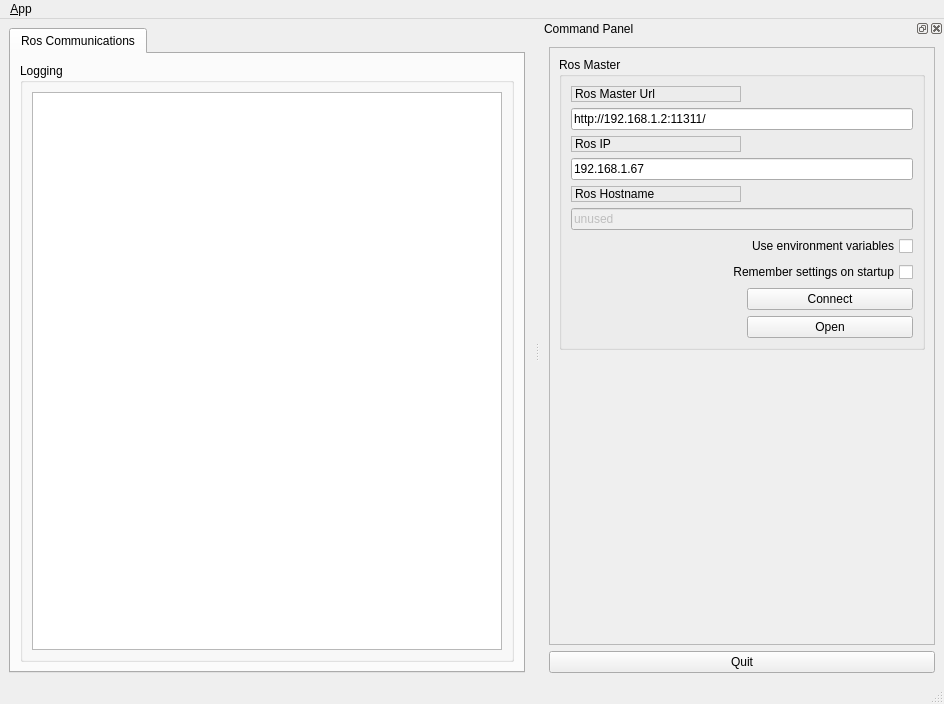
The window that rviz_demo/ui/main_window.ui (geometryl/qt_ros_rviz) describes before a commit, drawn with Qt 5.
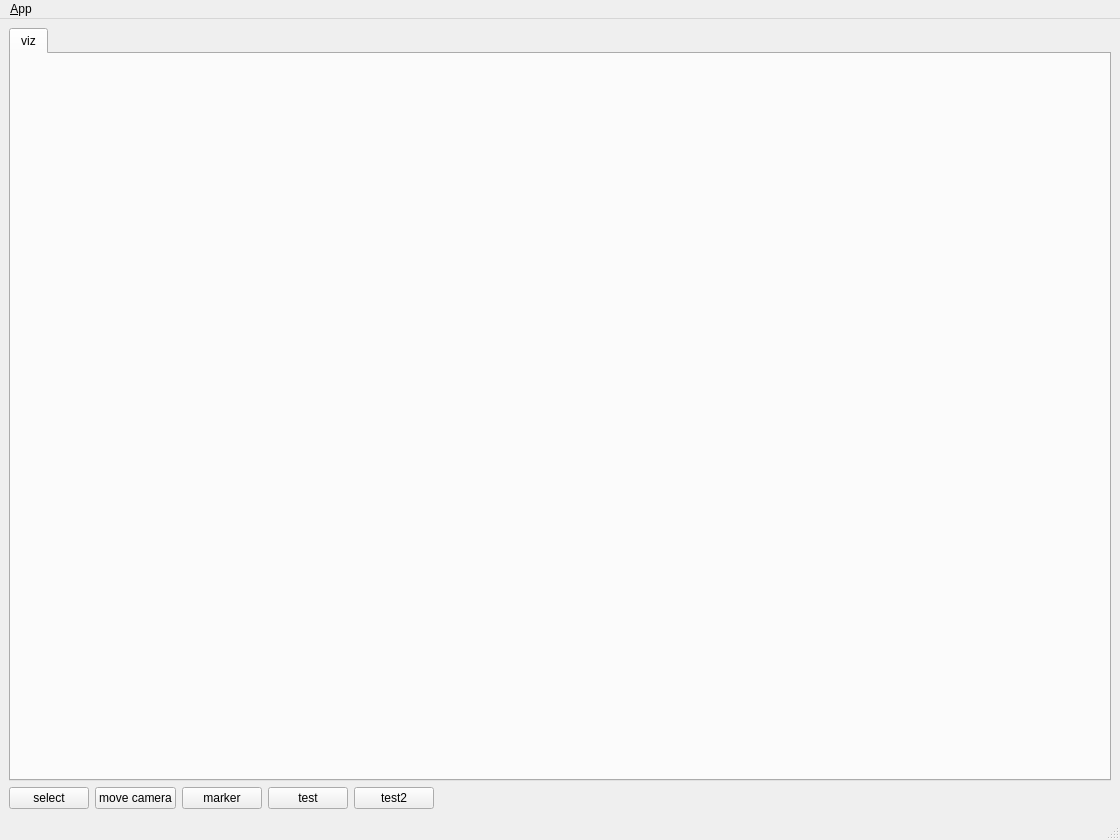
The same window after the commit. Icons and pictures are not drawn.

Patch:
```diff
--- a/rviz_demo/ui/main_window.ui
+++ b/rviz_demo/ui/main_window.ui
@@ -6,8 +6,8 @@
    <rect>
     <x>0</x>
     <y>0</y>
-    <width>944</width>
-    <height>704</height>
+    <width>1120</width>
+    <height>840</height>
    </rect>
   </property>
   <property name="windowTitle">
@@ -21,9 +21,9 @@
    <locale language="English" country="Australia"/>
   </property>
   <widget class="QWidget" name="centralwidget">
-   <layout class="QHBoxLayout">
-    <item>
-     <widget class="QTabWidget" name="tab_manager">
+   <layout class="QGridLayout" name="gridLayout">
+    <item row="0" column="0">
+     <widget class="QTabWidget" name="tab">
       <property name="minimumSize">
        <size>
         <width>100</width>
@@ -38,31 +38,89 @@
       </property>
       <widget class="QWidget" name="tab_status">
        <attribute name="title">
-        <string>Ros Communications</string>
+        <string>viz</string>
        </attribute>
-       <layout class="QVBoxLayout" name="verticalLayout_2">
-        <item>
-         <widget class="QGroupBox" name="groupBox_12">
-          <property name="sizePolicy">
-           <sizepolicy hsizetype="MinimumExpanding" vsizetype="Preferred">
-            <horstretch>0</horstretch>
-            <verstretch>0</verstretch>
-           </sizepolicy>
-          </property>
-          <property name="title">
-           <string>Logging</string>
-          </property>
-          <layout class="QGridLayout" name="gridLayout_3">
-           <item row="0" column="0">
-            <widget class="QListView" name="view_logging"/>
-           </item>
-          </layout>
-         </widget>
+       <layout class="QGridLayout" name="gridLayout_2">
+        <item row="0" column="0">
+         <layout class="QVBoxLayout" name="viz_layout"/>
         </item>
        </layout>
       </widget>
      </widget>
     </item>
+    <item row="1" column="0">
+     <layout class="QHBoxLayout" name="horizontalLayout">
+      <item>
+       <widget class="QPushButton" name="btn_select">
+        <property name="enabled">
+         <bool>true</bool>
+        </property>
+        <property name="sizePolicy">
+         <sizepolicy hsizetype="Minimum" vsizetype="Fixed">
+          <horstretch>0</horstretch>
+          <verstretch>0</verstretch>
+         </sizepolicy>
+        </property>
+        <property name="toolTip">
+         <string>Set the target to the current joint trajectory state.</string>
+        </property>
+        <property name="statusTip">
+         <string>Clear all waypoints and set the target to the current joint trajectory state.</string>
+        </property>
+        <property name="text">
+         <string>select</string>
+        </property>
+       </widget>
+      </item>
+      <item>
+       <widget class="QPushButton" name="btn_movecamera">
+        <property name="text">
+         <string>move camera</string>
+        </property>
+       </widget>
+      </item>
+      <item>
+       <widget class="QPushButton" name="btn_marker">
+        <property name="sizePolicy">
+         <sizepolicy hsizetype="Minimum" vsizetype="Fixed">
+          <horstretch>0</horstretch>
+          <verstretch>0</verstretch>
+         </sizepolicy>
+        </property>
+        <property name="text">
+         <string>marker</string>
+        </property>
+       </widget>
+      </item>
+      <item>
+       <widget class="QPushButton" name="pushButton">
+        <property name="text">
+         <string>test</string>
+        </property>
+       </widget>
+      </item>
+      <item>
+       <widget class="QPushButton" name="pushButton_2">
+        <property name="text">
+         <string>test2</string>
+        </property>
+       </widget>
+      </item>
+      <item>
+       <spacer name="horizontalSpacer">
+        <property name="orientation">
+         <enum>Qt::Horizontal</enum>
+        </property>
+        <property name="sizeHint" stdset="0">
+         <size>
+          <width>40</width>
+          <height>20</height>
+         </size>
+        </property>
+       </spacer>
+      </item>
+     </layout>
+    </item>
    </layout>
   </widget>
   <widget class="QMenuBar" name="menubar">
@@ -70,7 +128,7 @@
     <rect>
      <x>0</x>
      <y>0</y>
-     <width>944</width>
+     <width>1120</width>
      <height>19</height>
     </rect>
    </property>
@@ -88,211 +146,6 @@
    <addaction name="menu_File"/>
   </widget>
   <widget class="QStatusBar" name="statusbar"/>
-  <widget class="QDockWidget" name="dock_status">
-   <property name="sizePolicy">
-    <sizepolicy hsizetype="Minimum" vsizetype="Preferred">
-     <horstretch>0</horstretch>
-     <verstretch>0</verstretch>
-    </sizepolicy>
-   </property>
-   <property name="minimumSize">
-    <size>
-     <width>404</width>
-     <height>384</height>
-    </size>
-   </property>
-   <property name="allowedAreas">
-    <set>Qt::RightDockWidgetArea</set>
-   </property>
-   <property name="windowTitle">
-    <string>Command Panel</string>
-   </property>
-   <attribute name="dockWidgetArea">
-    <number>2</number>
-   </attribute>
-   <widget class="QWidget" name="dockWidgetContents_2">
-    <layout class="QVBoxLayout" name="verticalLayout">
-     <item>
-      <widget class="QFrame" name="frame">
-       <property name="sizePolicy">
-        <sizepolicy hsizetype="Minimum" vsizetype="Preferred">
-         <horstretch>0</horstretch>
-         <verstretch>0</verstretch>
-        </sizepolicy>
-       </property>
-       <property name="frameShape">
-        <enum>QFrame::StyledPanel</enum>
-       </property>
-       <property name="frameShadow">
-        <enum>QFrame::Raised</enum>
-       </property>
-       <layout class="QVBoxLayout" name="verticalLayout_3">
-        <item>
-         <widget class="QGroupBox" name="groupBox">
-          <property name="title">
-           <string>Ros Master</string>
-          </property>
-          <layout class="QGridLayout" name="gridLayout">
-           <item row="3" column="0" colspan="2">
-            <widget class="QLineEdit" name="line_edit_host">
-             <property name="text">
-              <string>192.168.1.67</string>
-             </property>
-            </widget>
-           </item>
-           <item row="4" column="0">
-            <widget class="QLabel" name="label_3">
-             <property name="frameShape">
-              <enum>QFrame::StyledPanel</enum>
-             </property>
-             <property name="frameShadow">
-              <enum>QFrame::Raised</enum>
-             </property>
-             <property name="text">
-              <string>Ros Hostname</string>
-             </property>
-            </widget>
-           </item>
-           <item row="5" column="0" colspan="2">
-            <widget class="QLineEdit" name="line_edit_topic">
-             <property name="enabled">
-              <bool>false</bool>
-             </property>
-             <property name="text">
-              <string>unused</string>
-             </property>
-            </widget>
-           </item>
-           <item row="6" column="0" colspan="2">
-            <widget class="QCheckBox" name="checkbox_use_environment">
-             <property name="layoutDirection">
-              <enum>Qt::RightToLeft</enum>
-             </property>
-             <property name="text">
-              <string>Use environment variables</string>
-             </property>
-            </widget>
-           </item>
-           <item row="7" column="0" colspan="2">
-            <widget class="QCheckBox" name="checkbox_remember_settings">
-             <property name="layoutDirection">
-              <enum>Qt::RightToLeft</enum>
-             </property>
-             <property name="text">
-              <string>Remember settings on startup</string>
-             </property>
-            </widget>
-           </item>
-           <item row="8" column="0">
-            <spacer name="horizontalSpacer">
-             <property name="orientation">
-              <enum>Qt::Horizontal</enum>
-             </property>
-             <property name="sizeHint" stdset="0">
-              <size>
-               <width>170</width>
-               <height>21</height>
-              </size>
-             </property>
-            </spacer>
-           </item>
-           <item row="8" column="1">
-            <widget class="QPushButton" name="button_connect">
-             <property name="enabled">
-              <bool>true</bool>
-             </property>
-             <property name="sizePolicy">
-              <sizepolicy hsizetype="MinimumExpanding" vsizetype="Fixed">
-               <horstretch>0</horstretch>
-               <verstretch>0</verstretch>
-              </sizepolicy>
-             </property>
-             <property name="toolTip">
-              <string>Set the target to the current joint trajectory state.</string>
-             </property>
-             <property name="statusTip">
-              <string>Clear all waypoints and set the target to the current joint trajectory state.</string>
-             </property>
-             <property name="text">
-              <string>Connect</string>
-             </property>
-            </widget>
-           </item>
-           <item row="1" column="0" colspan="2">
-            <widget class="QLineEdit" name="line_edit_master">
-             <property name="text">
-              <string>http://192.168.1.2:11311/</string>
-             </property>
-            </widget>
-           </item>
-           <item row="2" column="0">
-            <widget class="QLabel" name="label_2">
-             <property name="frameShape">
-              <enum>QFrame::StyledPanel</enum>
-             </property>
-             <property name="frameShadow">
-              <enum>QFrame::Raised</enum>
-             </property>
-             <property name="text">
-              <string>Ros IP</string>
-             </property>
-            </widget>
-           </item>
-           <item row="0" column="0">
-            <widget class="QLabel" name="label">
-             <property name="frameShape">
-              <enum>QFrame::StyledPanel</enum>
-             </property>
-             <property name="frameShadow">
-              <enum>QFrame::Raised</enum>
-             </property>
-             <property name="text">
-              <string>Ros Master Url</string>
-             </property>
-            </widget>
-           </item>
-           <item row="9" column="1">
-            <widget class="QPushButton" name="button_open">
-             <property name="text">
-              <string>Open</string>
-             </property>
-            </widget>
-           </item>
-          </layout>
-         </widget>
-        </item>
-        <item>
-         <spacer name="verticalSpacer_3">
-          <property name="orientation">
-           <enum>Qt::Vertical</enum>
-          </property>
-          <property name="sizeHint" stdset="0">
-           <size>
-            <width>20</width>
-            <height>233</height>
-           </size>
-          </property>
-         </spacer>
-        </item>
-       </layout>
-      </widget>
-     </item>
-     <item>
-      <widget class="QPushButton" name="quit_button">
-       <property name="sizePolicy">
-        <sizepolicy hsizetype="MinimumExpanding" vsizetype="Fixed">
-         <horstretch>0</horstretch>
-         <verstretch>0</verstretch>
-        </sizepolicy>
-       </property>
-       <property name="text">
-        <string>Quit</string>
-       </property>
-      </widget>
-     </item>
-    </layout>
-   </widget>
-  </widget>
   <action name="action_Quit">
    <property name="text">
     <string>&amp;Quit</string>
```
Left out of the diff: 37 changed lines with no effect on the pictures.
